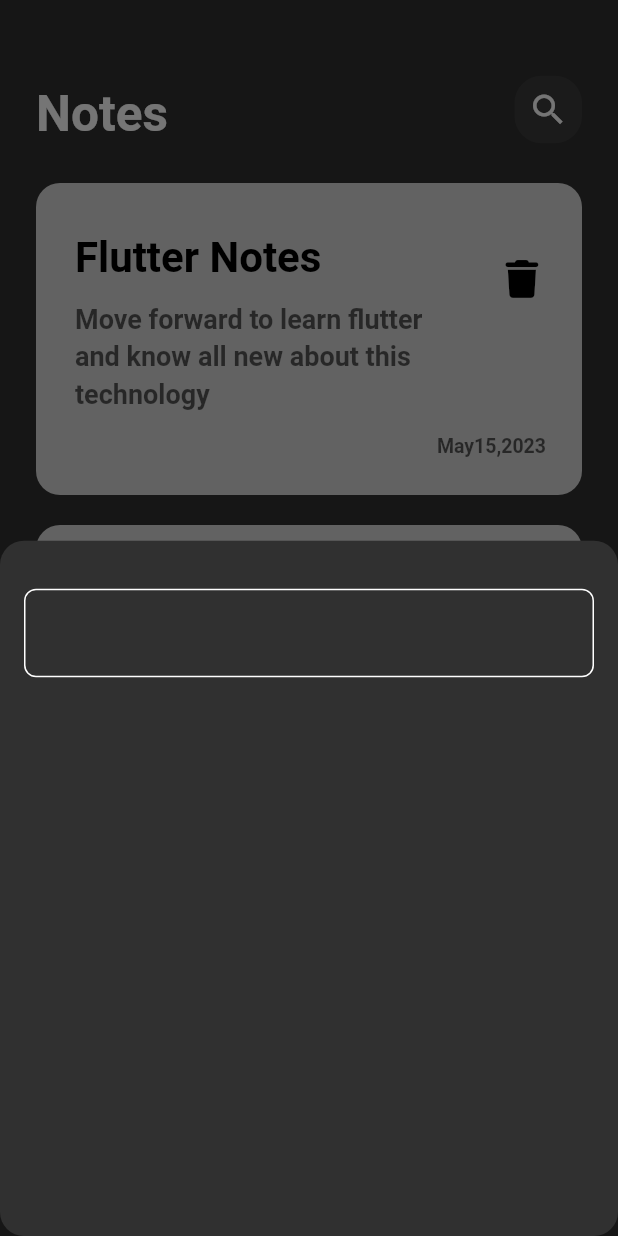
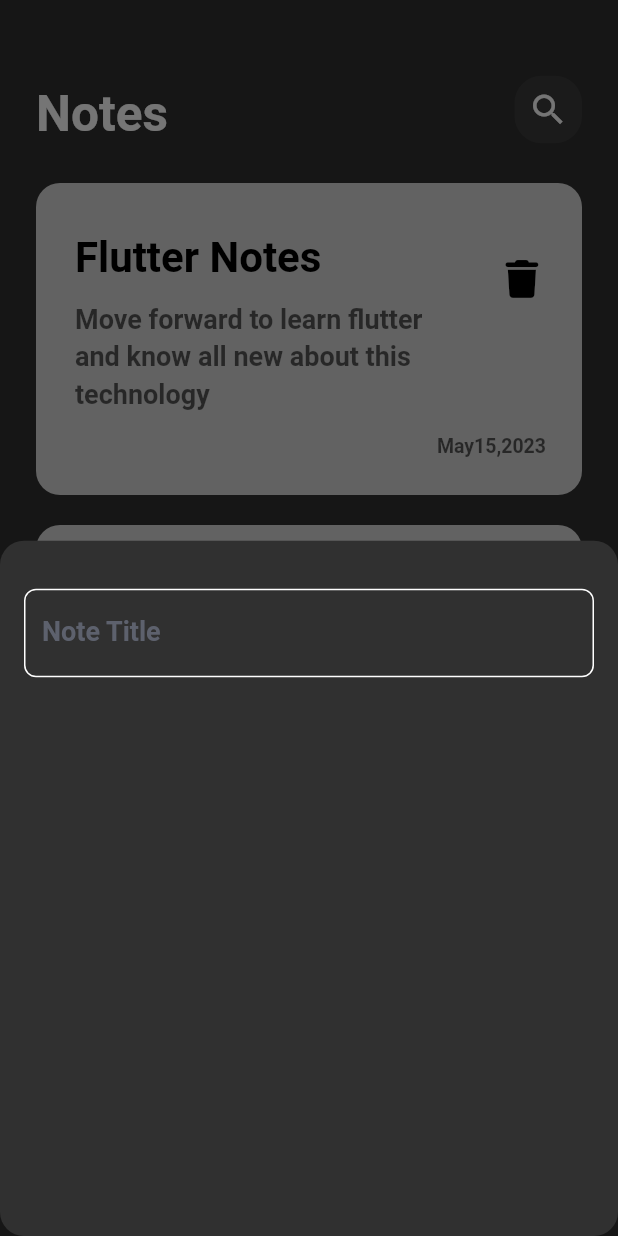
Before and after one commit to mahmoudashraf01/hive_note_app, a Flutter app: the screen it shows after launch, after a tap on the "add" icon, on a phone screen of 412 x 824 dp. Run offline on Flutter 3.47's test engine with Material 2 defaults, Android fonts, the phone set to English and light mode, and no system bars; our stand-ins replace font_awesome_flutter.

Commit message:
make the text fieid more custom

```diff
--- a/lib/views/widgets/custom_text_field.dart
+++ b/lib/views/widgets/custom_text_field.dart
@@ -1,5 +1,6 @@
 import 'package:flutter/material.dart';
 import 'package:hive_note_app/shared/themes/colors.dart';
+import 'package:hive_note_app/shared/themes/text.dart';
 
 class CustomTextField extends StatelessWidget {
   const CustomTextField({super.key});
@@ -9,6 +10,13 @@
     return TextField(
       cursorColor: blue3.withOpacity(1),
       decoration: InputDecoration(
+        label: Text('Note Title'),
+        labelStyle: title1Bold.merge(
+          TextStyle(
+            color: blue3.withOpacity(0.5),
+            fontSize: 18,
+          ),
+        ),
         border: cutomBorder(),
         enabledBorder: cutomBorder(),
         focusedBorder: cutomBorder(
```
